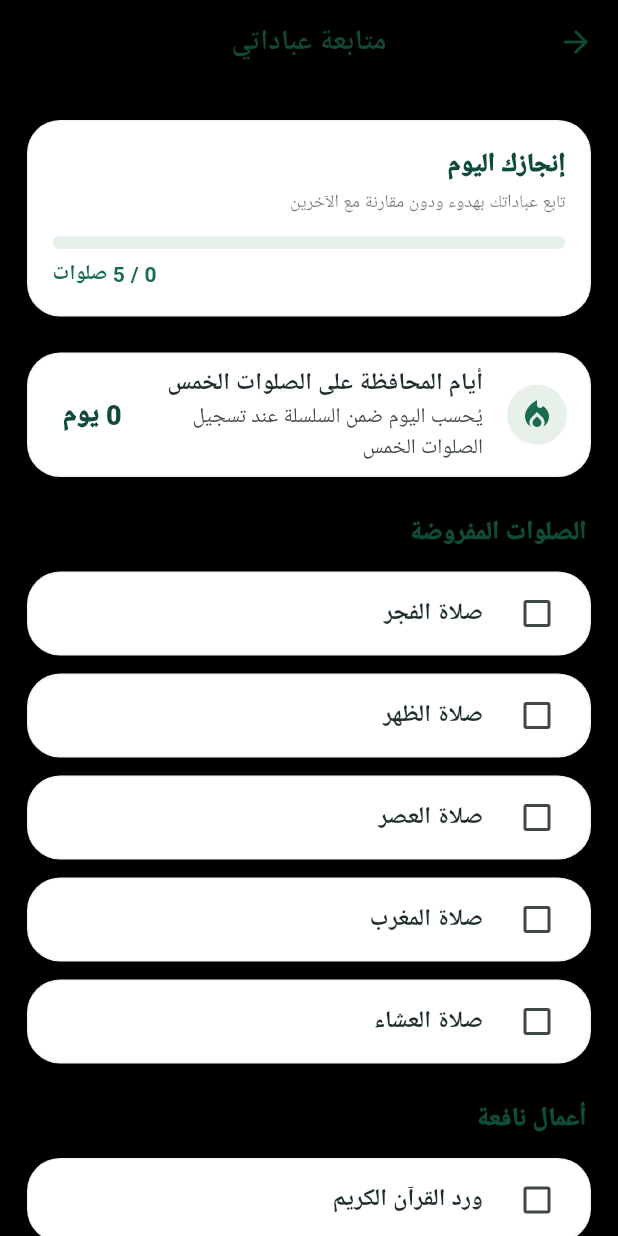
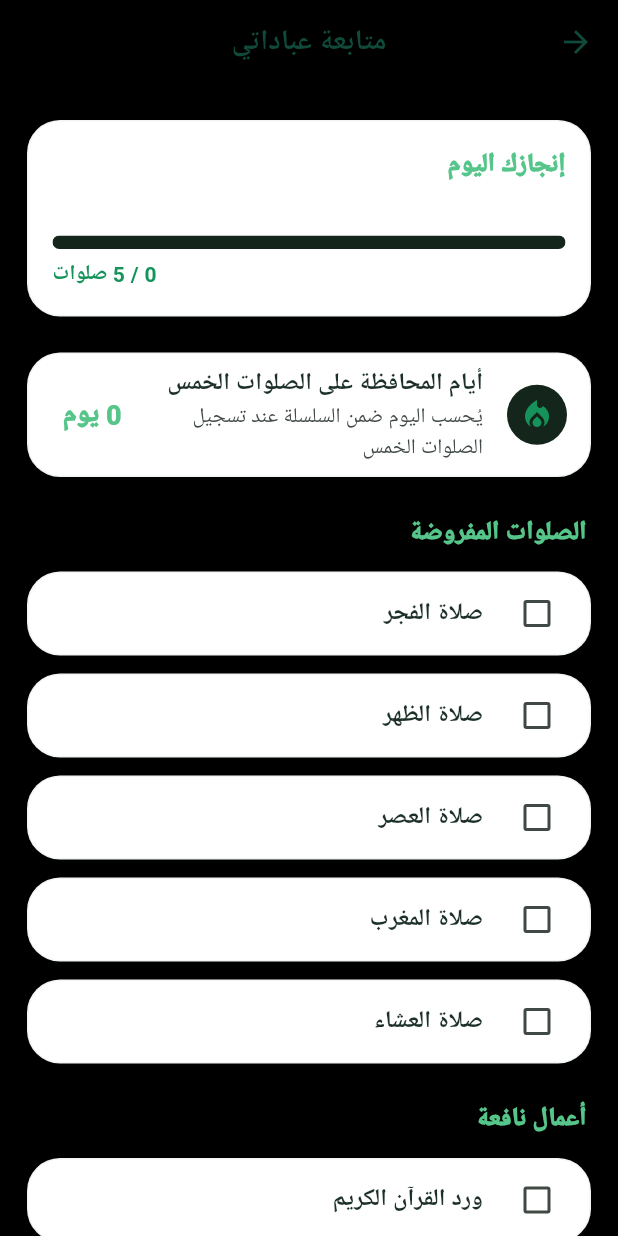
Before and after one commit to omsroor2019-rgb/Sakina-second-edition-, a Flutter app: the DailyWorshipPage screen opened directly, on a phone screen of 412 x 824 dp. Run offline on Flutter 3.47's test engine with Material 3 defaults, Android fonts, the phone set to English and light mode, and no system bars; our stand-ins replace cross_file, geolocator, just_audio, sensors_plus, share_plus, shared_preferences; missing offline and left inert: adhan_dart; accounts and stored records are empty; network calls fail.

Commit message:
Update extra_pages.dart

```diff
--- a/lib/extra_pages.dart
+++ b/lib/extra_pages.dart
@@ -12,10 +12,10 @@ import 'package:shared_preferences/shared_preferences.dart';
 
 import 'data.dart';
 
-const Color sakinahGreen = Color(0xFF176B50);
-const Color sakinahDeep = Color(0xFF104A3A);
-const Color sakinahMint = Color(0xFFE8F1E9);
-const Color sakinahInk = Color(0xFF1D3028);
+const Color sakinahGreen = Color(0xFF15935A);
+const Color sakinahDeep = Color(0xFF55C58A);
+const Color sakinahMint = Color(0xFF14251C);
+const Color sakinahInk = Color(0xFFF0F5F1);
 
 String normalizeArabic(String input) {
   return input
@@ -134,7 +134,7 @@ class _DailyWorshipPageState extends State<DailyWorshipPage> {
                   for (final item in _habits) _CheckTile(title: item.$2, checked: _values[item.$1] ?? false, onChanged: (v) => _toggle(item.$1, v)),
                   const Padding(
                     padding: EdgeInsets.only(top: 12),
-                    child: Text('هذه الصفحة للتذكير والتنظيم الشخصي فقط. لا تُصدر أحكاماً على صحة العبادة أو قبولها.', style: TextStyle(color: Colors.black54, height: 1.6, fontSize: 12)),
+                    child: Text('هذه الصفحة للتذكير والتنظيم الشخصي فقط. لا تُصدر أحكاماً على صحة العبادة أو قبولها.', style: TextStyle(color: Colors.white70, height: 1.6, fontSize: 12)),
                   ),
                 ],
               ),
@@ -259,7 +259,7 @@ class _KhatmahPlannerPageState extends State<KhatmahPlannerPage> {
               TextButton(onPressed: _choosePlan, child: const Text('تغيير مدة الخطة')),
             ]),
             const SizedBox(height: 4),
-            const Text('المصحف المدني الشائع يتكون من 604 صفحات تقريباً؛ قد يختلف ترقيم الصفحات باختلاف طبعة المصحف.', style: TextStyle(color: Colors.black54, fontSize: 11, height: 1.5)),
+            const Text('المصحف المدني الشائع يتكون من 604 صفحات تقريباً؛ قد يختلف ترقيم الصفحات باختلاف طبعة المصحف.', style: TextStyle(color: Colors.white70, fontSize: 11, height: 1.5)),
           ]))),
           if (_page >= 604) const Card(child: ListTile(leading: Icon(Icons.celebration, color: sakinahGreen), title: Text('ما شاء الله! أكملت صفحات الخطة.'), subtitle: Text('يمكنك بدء ختمة جديدة متى أحببت.'))),
           OutlinedButton.icon(onPressed: () async { final confirm = await showDialog<bool>(context: context, builder: (c) => AlertDialog(title: const Text('إعادة بدء الخطة؟'), content: const Text('سيتم تصفير تقدم هذه الختمة وبدء خطة جديدة.'), actions: [TextButton(onPressed: () => Navigator.pop(c, false), child: const Text('إلغاء')), FilledButton(onPressed: () => Navigator.pop(c, true), child: const Text('إعادة البدء'))])); if (confirm == true) await _start(_days); }, icon: const Icon(Icons.restart_alt), label: const Text('بدء الخطة من جديد')),
@@ -342,10 +342,10 @@ class _QuranSearchPageState extends State<QuranSearchPage> {
   Widget build(BuildContext context) => Scaffold(
     appBar: AppBar(title: const Text('البحث في القرآن')),
     body: Column(children: [
-      Padding(padding: const EdgeInsets.all(16), child: TextField(controller: _controller, onChanged: _search, textDirection: TextDirection.rtl, decoration: InputDecoration(prefixIcon: const Icon(Icons.search), hintText: 'اكتب كلمة أو جزءاً من آية', filled: true, fillColor: Colors.white, border: OutlineInputBorder(borderRadius: BorderRadius.circular(16), borderSide: BorderSide.none)))),
+      Padding(padding: const EdgeInsets.all(16), child: TextField(controller: _controller, onChanged: _search, textDirection: TextDirection.rtl, decoration: InputDecoration(prefixIcon: const Icon(Icons.search), hintText: 'اكتب كلمة أو جزءاً من آية', filled: true, fillColor: const Color(0xFF101512), border: OutlineInputBorder(borderRadius: BorderRadius.circular(16), borderSide: BorderSide.none)))),
       if (_loading) const Expanded(child: Center(child: CircularProgressIndicator(color: sakinahGreen)))
       else if (_error != null) Expanded(child: Center(child: Padding(padding: const EdgeInsets.all(24), child: Text('$_error\nاتصل بالإنترنت أول مرة لتحميل نص المصحف.', textAlign: TextAlign.center))))
-      else Expanded(child: _results.isEmpty ? Center(child: Text(_controller.text.length < 2 ? 'ابدأ بكتابة كلمتين على الأقل' : 'لا توجد نتائج مطابقة', style: const TextStyle(color: Colors.black54))) : ListView.builder(padding: const EdgeInsets.symmetric(horizontal: 16), itemCount: _results.length, itemBuilder: (context, i) {
+      else Expanded(child: _results.isEmpty ? Center(child: Text(_controller.text.length < 2 ? 'ابدأ بكتابة كلمتين على الأقل' : 'لا توجد نتائج مطابقة', style: const TextStyle(color: Colors.white70))) : ListView.builder(padding: const EdgeInsets.symmetric(horizontal: 16), itemCount: _results.length, itemBuilder: (context, i) {
         final a = _results[i];
         return Card(child: ListTile(onTap: () => widget.onOpenSurah?.call(a['surah'] as int), title: Text(a['text'] as String, textAlign: TextAlign.right, style: const TextStyle(fontSize: 19, height: 1.8, color: sakinahInk)), subtitle: Text('سورة ${surahs[(a['surah'] as int) - 1].name} · الآية ${a['ayah']}'), trailing: const Icon(Icons.menu_book, color: sakinahGreen)));
       })),
@@ -395,7 +395,7 @@ class _BookmarksPageState extends State<BookmarksPage> {
   Widget build(BuildContext context) => Scaffold(
     appBar: AppBar(title: const Text('علاماتي المحفوظة')),
     body: _items.isEmpty
-        ? const Center(child: Text('لم تحفظ آيات بعد', style: TextStyle(color: Colors.black54)))
+        ? const Center(child: Text('لم تحفظ آيات بعد', style: TextStyle(color: Colors.white70)))
         : ListView(
             padding: const EdgeInsets.all(16),
             children: [
@@ -503,7 +503,7 @@ class _AyahCardPageState extends State<AyahCardPage> {
       Container(padding: const EdgeInsets.all(22), decoration: BoxDecoration(gradient: const LinearGradient(colors: [sakinahDeep, sakinahGreen]), borderRadius: BorderRadius.circular(25)), child: Column(children: [const Text('سَكينة', style: TextStyle(color: Color(0xFFFFF4D2), fontSize: 27, fontWeight: FontWeight.w900)), const SizedBox(height: 22), Text(widget.ayahText, textAlign: TextAlign.center, style: const TextStyle(color: Colors.white, fontSize: 23, height: 2)), const SizedBox(height: 20), Text(widget.reference, style: const TextStyle(color: Color(0xFFFFF4D2), fontWeight: FontWeight.bold)), const SizedBox(height: 10), const Text('تلاوة وتدبّر', style: TextStyle(color: Colors.white70))])),
       const SizedBox(height: 16),
       FilledButton.icon(onPressed: _busy ? null : _shareImage, icon: const Icon(Icons.image_outlined), label: Text(_busy ? 'جارٍ تجهيز البطاقة...' : 'إنشاء الصورة ومشاركتها')),
-      const Padding(padding: EdgeInsets.only(top: 12), child: Text('تُنشأ البطاقة من نص الآية الذي وصل من مصدر المصحف، مع إبقاء مرجع السورة والآية ظاهراً.', style: TextStyle(color: Colors.black54, height: 1.6, fontSize: 12))),
+      const Padding(padding: EdgeInsets.only(top: 12), child: Text('تُنشأ البطاقة من نص الآية الذي وصل من مصدر المصحف، مع إبقاء مرجع السورة والآية ظاهراً.', style: TextStyle(color: Colors.white70, height: 1.6, fontSize: 12))),
     ]),
   );
 }
@@ -515,7 +515,7 @@ class _ProgressCard extends StatelessWidget {
   final String trailing;
   const _ProgressCard({required this.title, required this.subtitle, required this.value, required this.trailing});
   @override
-  Widget build(BuildContext context) => Card(child: Padding(padding: const EdgeInsets.all(17), child: Column(crossAxisAlignment: CrossAxisAlignment.start, children: [Text(title, style: const TextStyle(fontSize: 17, fontWeight: FontWeight.w900, color: sakinahDeep)), const SizedBox(height: 4), Text(subtitle, style: const TextStyle(color: Colors.black54, fontSize: 12)), const SizedBox(height: 13), ClipRRect(borderRadius: BorderRadius.circular(20), child: LinearProgressIndicator(value: value.clamp(0, 1).toDouble(), minHeight: 9, color: sakinahGreen, backgroundColor: sakinahMint)), const SizedBox(height: 7), Align(alignment: Alignment.centerLeft, child: Text(trailing, style: const TextStyle(fontWeight: FontWeight.bold, color: sakinahGreen)))])));
+  Widget build(BuildContext context) => Card(child: Padding(padding: const EdgeInsets.all(17), child: Column(crossAxisAlignment: CrossAxisAlignment.start, children: [Text(title, style: const TextStyle(fontSize: 17, fontWeight: FontWeight.w900, color: sakinahDeep)), const SizedBox(height: 4), Text(subtitle, style: const TextStyle(color: Colors.white70, fontSize: 12)), const SizedBox(height: 13), ClipRRect(borderRadius: BorderRadius.circular(20), child: LinearProgressIndicator(value: value.clamp(0, 1).toDouble(), minHeight: 9, color: sakinahGreen, backgroundColor: sakinahMint)), const SizedBox(height: 7), Align(alignment: Alignment.centerLeft, child: Text(trailing, style: const TextStyle(fontWeight: FontWeight.bold, color: sakinahGreen)))])));
 }
 
 class _ExtraSectionTitle extends StatelessWidget {
```
